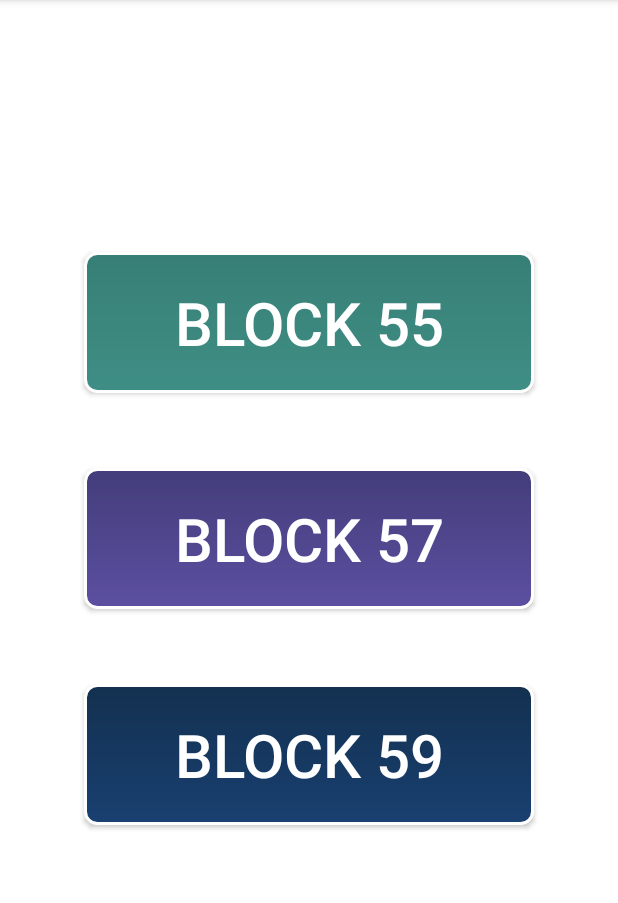
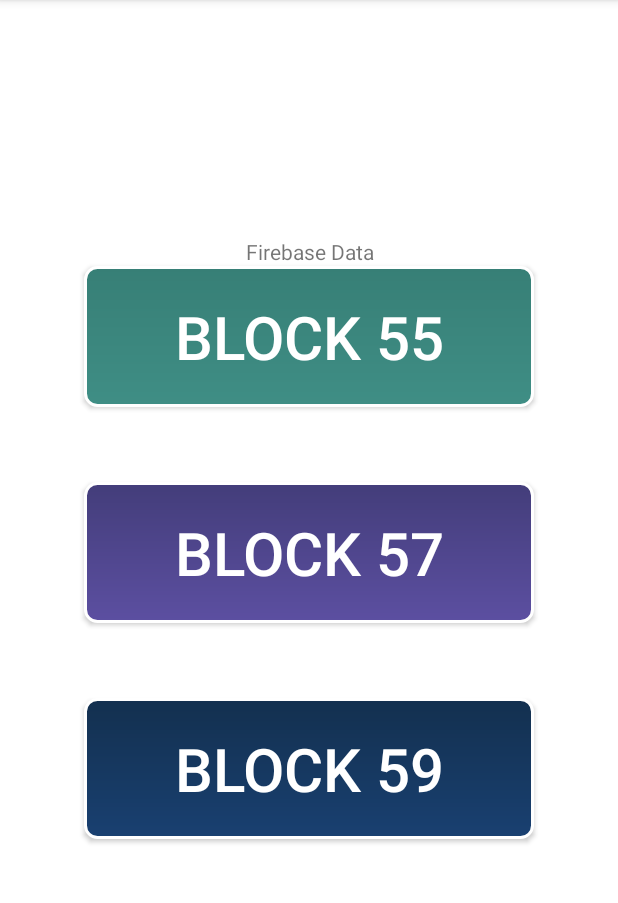
Before and after one commit to pinkadotted/WashWatch, an Android app: the screen it shows after launch (MainActivity), on a phone screen of 412 x 824 dp, the part 84-987 px from its top. Run offline under Robolectric (Android 15) with nearby library versions, the phone set to English and light mode, and no system bars; our stand-ins replace Firebase (no records; nobody signed in at launch, a user with empty details on screens opened directly); libraries missing offline, so code that uses them is left out: io.realm.

Commit message:
Successful display using firebase

```diff
--- a/WashWashes/app/src/main/java/com/example/washwash1/Dryer.java
+++ b/WashWashes/app/src/main/java/com/example/washwash1/Dryer.java
@@ -62,7 +62,7 @@ public class Dryer extends AppCompatActivity {
         setContentView(R.layout.activity_dryer);
 
         firebaseDatabase = FirebaseDatabase.getInstance();
-        databaseReference = firebaseDatabase.getReference("dryer1");
+        databaseReference = firebaseDatabase.getReference().child("dryer1");
         retrieveTV = findViewById(R.id.dryer1timing);
         getData();
         //databaseReference.setValue("99 mins");
@@ -183,8 +183,8 @@ public class Dryer extends AppCompatActivity {
         databaseReference.addValueEventListener(new ValueEventListener() {
             @Override
             public void onDataChange(@NonNull DataSnapshot snapshot) {
-                String value = snapshot.getValue(String.class);
-                retrieveTV.setText(value);
+                Long value = snapshot.getValue(Long.class);
+                retrieveTV.setText(value.toString() + "min");
                 //toast line for debug purposes
                 Toast.makeText(Dryer.this, "onDataChange was called!", Toast.LENGTH_SHORT).show();
 
--- a/WashWashes/app/src/main/java/com/example/washwash1/MainActivity.java
+++ b/WashWashes/app/src/main/java/com/example/washwash1/MainActivity.java
@@ -37,13 +37,10 @@ public class MainActivity extends AppCompatActivity {
         pressedTime = System.currentTimeMillis();
     }
 
-
     @Override
     protected void onCreate(Bundle savedInstanceState) {
         super.onCreate(savedInstanceState);
-        Realm.init(this);
         setContentView(R.layout.activity_main);
-
         Button block55 = findViewById(R.id.block55);
         Button block57 = findViewById(R.id.block57);
         Button block59 = findViewById(R.id.block59);
--- a/WashWashes/app/src/main/res/layout/activity_main.xml
+++ b/WashWashes/app/src/main/res/layout/activity_main.xml
@@ -42,6 +42,14 @@
 <!--        android:scaleType="fitCenter"-->
 <!--        android:layout_marginLeft="3dp"-->
 <!--        app:srcCompat="@drawable/block59" />-->
+    <TextView
+        android:id="@+id/textViewOfFireBase"
+        android:text="@string/firebase_data"
+        android:gravity="center"
+        android:layout_width="match_parent"
+        android:layout_height="wrap_content" />
+
+
     <androidx.appcompat.widget.AppCompatButton
         android:id="@+id/block55"
         android:layout_width="wrap_content"
--- a/WashWashes/app/src/main/res/layout/activity_washer.xml
+++ b/WashWashes/app/src/main/res/layout/activity_washer.xml
@@ -86,6 +86,7 @@
                                 android:textSize="18sp"
                                 android:textStyle="bold"/>
                             <TextView
+                                android:id="@+id/washer1_time_left"
                                 android:layout_width="wrap_content"
                                 android:layout_height="wrap_content"
                                 android:layout_centerInParent="true"
--- a/WashWashes/app/src/main/res/values/strings.xml
+++ b/WashWashes/app/src/main/res/values/strings.xml
@@ -62,5 +62,6 @@
     <string name="dryer_t10">21min</string>
     <string name="dryer_t11">20min</string>
     <string name="dryer_t12">19min</string>
+    <string name="firebase_data">Firebase Data</string>
 
 </resources>
```
Also changed, not shown: 476 other files.
